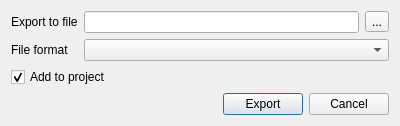
This is src/corelibs/U2View/src/ov_assembly/ui/ExportReadsDialog.ui in dualword/ugene-qt4 as Qt 5 draws it before an edit. The edited form follows.
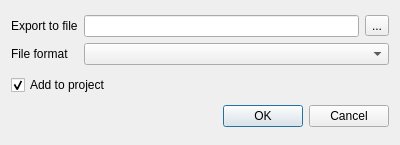
This is the edited form.

The edit to the form file:
```diff
--- a/src/corelibs/U2View/src/ov_assembly/ui/ExportReadsDialog.ui
+++ b/src/corelibs/U2View/src/ov_assembly/ui/ExportReadsDialog.ui
@@ -7,7 +7,7 @@
     <x>0</x>
     <y>0</y>
     <width>400</width>
-    <height>123</height>
+    <height>145</height>
    </rect>
   </property>
   <property name="windowTitle">
@@ -56,35 +56,11 @@
     </widget>
    </item>
    <item>
-    <layout class="QHBoxLayout" name="horizontalLayout">
-     <item>
-      <spacer name="horizontalSpacer">
-       <property name="orientation">
-        <enum>Qt::Horizontal</enum>
-       </property>
-       <property name="sizeHint" stdset="0">
-        <size>
-         <width>40</width>
-         <height>20</height>
-        </size>
-       </property>
-      </spacer>
-     </item>
-     <item>
-      <widget class="QPushButton" name="okPushButton">
-       <property name="text">
-        <string>Export</string>
-       </property>
-      </widget>
-     </item>
-     <item>
-      <widget class="QPushButton" name="cancelPushButton">
-       <property name="text">
-        <string>Cancel</string>
-       </property>
-      </widget>
-     </item>
-    </layout>
+    <widget class="QDialogButtonBox" name="buttonBox">
+     <property name="standardButtons">
+      <set>QDialogButtonBox::Cancel|QDialogButtonBox::Ok</set>
+     </property>
+    </widget>
    </item>
   </layout>
  </widget>
```
Left out of the diff: 35 changed lines with no effect on the pictures.
